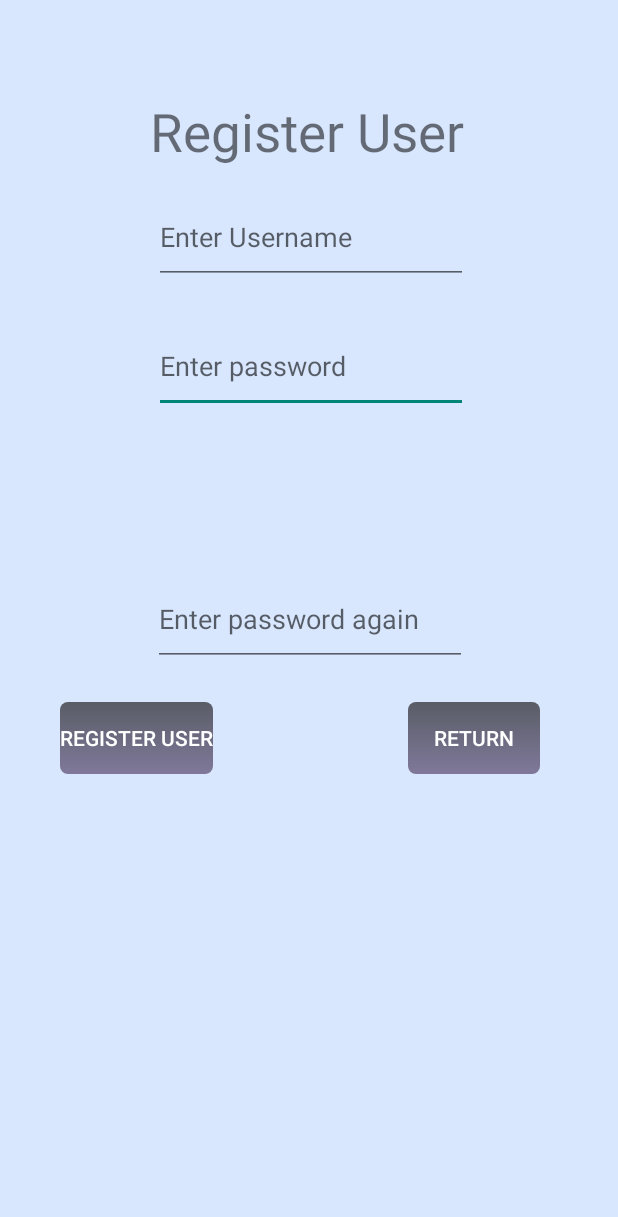
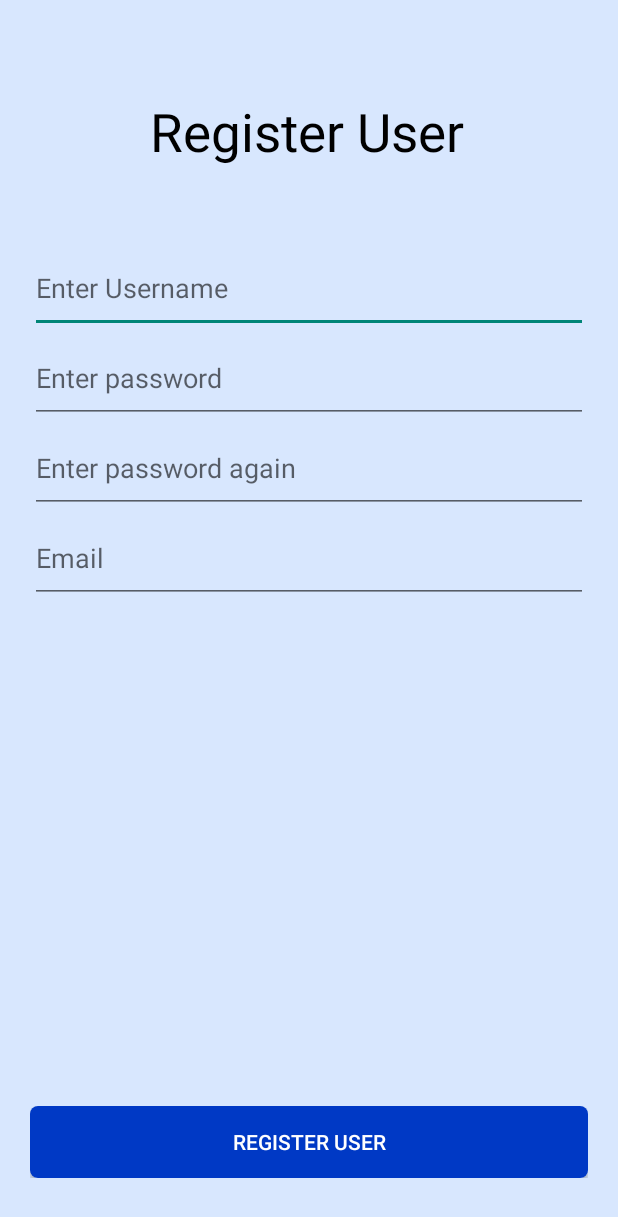
Before and after one commit to Freznas/Chat-Up, an Android app: the RegisterActivity screen opened directly, with no data from a screen before it, on a phone screen of 412 x 824 dp. Shown: the top 1217 px of the screen. Run offline under Robolectric (Android 15) with nearby library versions, the phone set to English and light mode, and no system bars.

Commit message:
Created View for registering user

```diff
--- a/app/src/main/res/layout/activity_main.xml
+++ b/app/src/main/res/layout/activity_main.xml
@@ -27,7 +27,7 @@
         app:layout_constraintTop_toTopOf="parent"/>
 
     <LinearLayout
-        android:layout_width="wrap_content"
+        android:layout_width="match_parent"
         android:layout_height="wrap_content"
         android:orientation="vertical"
         app:layout_constraintBottom_toBottomOf="parent"
--- a/app/src/main/res/layout/activity_register.xml
+++ b/app/src/main/res/layout/activity_register.xml
@@ -16,66 +16,75 @@
         android:layout_marginTop="64dp"
         android:text="@string/reg_view_header"
         android:textSize="@dimen/font_header"
+        android:textColor="@color/black"
         app:layout_constraintStart_toStartOf="parent"
         app:layout_constraintTop_toTopOf="parent" />
 
+
+    <LinearLayout
+        android:id="@+id/linearLayout"
+        android:layout_width="match_parent"
+        android:layout_height="wrap_content"
+        android:gravity="center"
+        android:orientation="vertical"
+        android:layout_marginHorizontal="20dp"
+        app:layout_constraintBottom_toBottomOf="parent"
+        app:layout_constraintTop_toTopOf="parent"
+        app:layout_constraintVertical_bias="0.277"
+        tools:layout_editor_absoluteX="0dp">
+
+        <EditText
+            android:id="@+id/et_reg_name"
+            android:layout_width="match_parent"
+            android:layout_height="@dimen/et_signin_height"
+            android:hint="@string/reg_view_enter_name"
+            android:inputType="text"/>
+
         <EditText
             android:id="@+id/et_reg_password_1"
-        android:layout_width="209dp"
-        android:layout_height="62dp"
-        android:layout_marginTop="24dp"
-        android:layout_marginEnd="100dp"
+            android:layout_width="match_parent"
+            android:layout_height="@dimen/et_signin_height"
             android:hint="@string/reg_view_password1"
-        app:layout_constraintEnd_toEndOf="parent"
-        app:layout_constraintTop_toBottomOf="@+id/et_reg_name">
-
-    </EditText>
+            android:inputType="textPassword"/>
 
         <EditText
             android:id="@+id/et_reg_password_2"
-        android:layout_width="209dp"
-        android:layout_height="62dp"
-        android:layout_marginBottom="380dp"
+            android:layout_width="match_parent"
+            android:layout_height="@dimen/et_signin_height"
             android:hint="@string/reg_view_password2"
+            android:inputType="textPassword"/>
+        <EditText
+            android:layout_width="match_parent"
+            android:layout_height="@dimen/et_signin_height"
+            android:hint="@string/reg_view_email"
+            android:inputType="textEmailAddress"
+            />
+
+    </LinearLayout>
+
+    <LinearLayout
+        android:id="@+id/linearLayout2"
+        android:layout_width="match_parent"
+        android:layout_height="wrap_content"
+        android:layout_marginHorizontal="20dp"
+        android:gravity="center_horizontal"
+        android:orientation="horizontal"
         app:layout_constraintBottom_toBottomOf="parent"
-        app:layout_constraintEnd_toEndOf="parent"
-        app:layout_constraintHorizontal_bias="0.504"
-        app:layout_constraintStart_toStartOf="parent">
-
-    </EditText>
-
-    <EditText
-        android:id="@+id/et_reg_name"
-        android:layout_width="209dp"
-        android:layout_height="62dp"
-        android:layout_marginTop="16dp"
-        android:layout_marginEnd="100dp"
-        android:hint="@string/reg_view_enter_name"
-        app:layout_constraintEnd_toEndOf="parent"
-        app:layout_constraintTop_toBottomOf="@+id/tv_register_header"></EditText>
+        app:layout_constraintStart_toStartOf="parent"
+        app:layout_constraintTop_toTopOf="parent"
+        app:layout_constraintVertical_bias="0.95">
 
         <Button
             android:id="@+id/btn_reg_user"
             android:layout_width="wrap_content"
             android:layout_height="wrap_content"
-        android:layout_marginStart="40dp"
-        android:layout_marginBottom="308dp"
-        android:background="@drawable/button_design"
+            android:background="@drawable/button_design_blue"
             android:text="@string/reg_view_register_user"
             android:textColor="@color/white"
-        app:layout_constraintBottom_toBottomOf="parent"
-        app:layout_constraintStart_toStartOf="parent"></Button>
+            android:layout_weight="1"
+            />
 
-    <Button
-        android:id="@+id/btn_reg_return"
-        android:layout_width="wrap_content"
-        android:layout_height="wrap_content"
-        android:layout_marginStart="272dp"
-        android:layout_marginBottom="308dp"
-        android:background="@drawable/button_design"
-        android:text="@string/btn_return"
-        android:textColor="@color/white"
-        app:layout_constraintBottom_toBottomOf="parent"
-        app:layout_constraintStart_toStartOf="parent"></Button>
+    </LinearLayout>
+
 
 </androidx.constraintlayout.widget.ConstraintLayout>
--- a/app/src/main/res/values/strings.xml
+++ b/app/src/main/res/values/strings.xml
@@ -23,5 +23,6 @@
     <string name="tv_signin_title">Sign In</string>
     <string name="et_signin_username">Username</string>
     <string name="et_signin_password">Password</string>
+    <string name="reg_view_email">Email</string>
 
 </resources>
```
Lines whose indentation alone changed are shown as unchanged.
